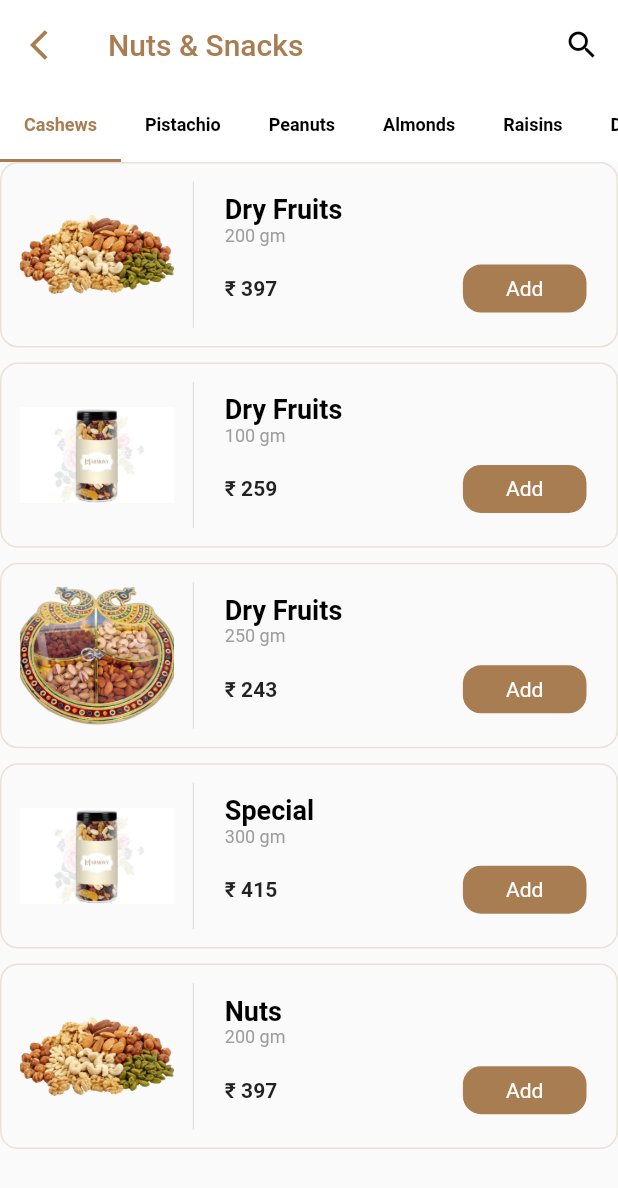
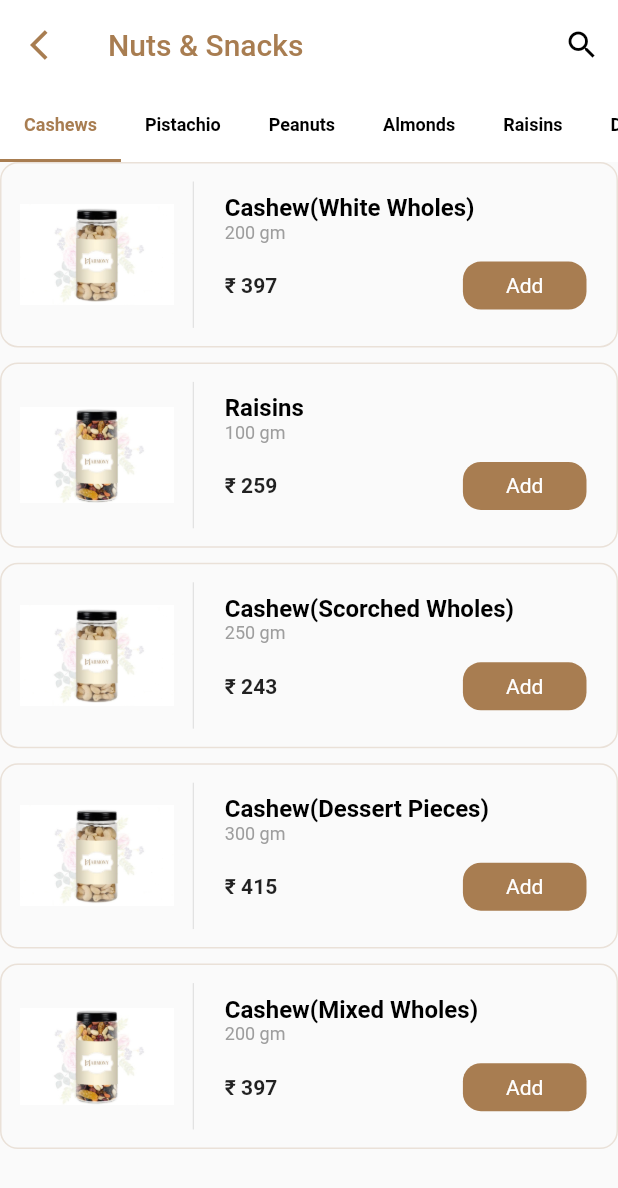
Before and after one commit to ChammounC/Grocery-App, a Flutter app: the AllNutsProductsPage screen opened directly, on a phone screen of 412 x 824 dp. Shown: the top 1188 px of the screen. Run offline on Flutter 3.47's test engine with Material 2 defaults, Android fonts, the phone set to English and light mode, and no system bars; our stand-ins replace carousel_slider, flutter_screenutil.

Commit message:
Updated UI

```diff
--- a/lib/screens/productScreen/allNutsProductsPage.dart
+++ b/lib/screens/productScreen/allNutsProductsPage.dart
@@ -35,34 +35,34 @@ class _AllNutsProductsPageState extends State<AllNutsProductsPage>
 
   List<Map<String, String>> itemList = [
     {
-      'productName': 'Dry Fruits',
+      'productName': 'Cashew(White Wholes)',
       'price': '397',
       'weight': '200 gm',
-      'imgUrl': 'assets/nuts.png'
+      'imgUrl': 'assets/product2.png'
     },
     {
-      'productName': 'Dry Fruits',
+      'productName': 'Raisins',
       'price': '259',
       'weight': '100 gm',
       'imgUrl': 'assets/product1.png'
     },
     {
-      'productName': 'Dry Fruits',
+      'productName': 'Cashew(Scorched Wholes)',
       'price': '243',
       'weight': '250 gm',
-      'imgUrl': 'assets/special.png'
+      'imgUrl': 'assets/product2.png'
     },
     {
-      'productName': 'Special',
+      'productName': 'Cashew(Dessert Pieces)',
       'price': '415',
       'weight': '300 gm',
-      'imgUrl': 'assets/product1.png'
+      'imgUrl': 'assets/product2.png'
     },
     {
-      'productName': 'Nuts',
+      'productName': 'Cashew(Mixed Wholes)',
       'price': '397',
       'weight': '200 gm',
-      'imgUrl': 'assets/nuts.png'
+      'imgUrl': 'assets/product1.png'
     },
   ];
   @override
--- a/lib/screens/productScreen/allProductsPage/productsListView.dart
+++ b/lib/screens/productScreen/allProductsPage/productsListView.dart
@@ -57,7 +57,7 @@ class _ProductsListViewState extends State<ProductsListView> {
                       Text(widget.itemList[index]['productName']!,
                           style: TextStyle(
                               color: Colors.black,
-                              fontSize: 18.sp,
+                              fontSize: 16.sp,
                               fontWeight: FontWeight.bold)),
                       Text(widget.itemList[index]['weight']!,
                           style:
```
Also changed, not shown: lib/screens/productScreen/productDetailPage.dart (+14 -2 lines), lib/screens/productScreen/productsPage.dart (+19 -19 lines), lib/widgets/customCard.dart (+9 -8 lines), assets/product2.png (added).
